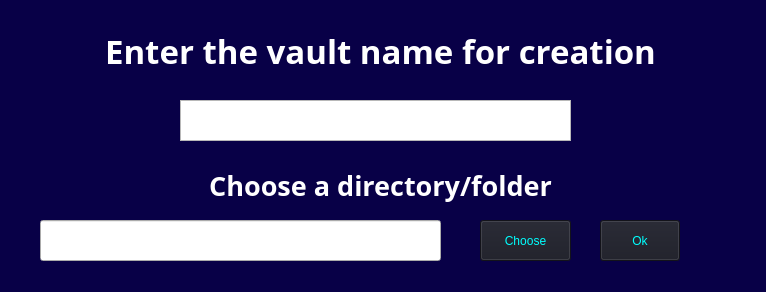
The window that gui/AddVault.ui (Coptan99/FM-5O-Task-Manager) describes before a commit, drawn with Qt 5.
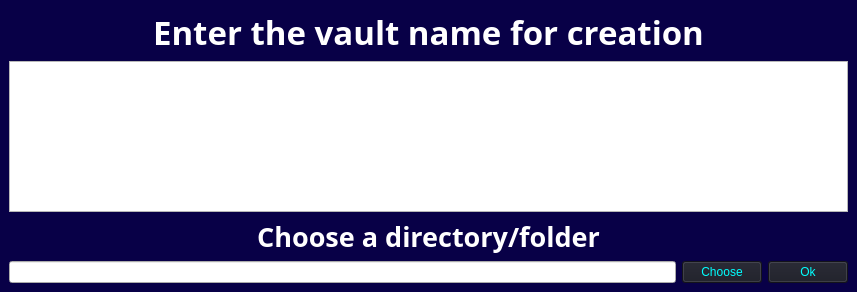
The same window after the commit.

The edit to the form file:
```diff
--- a/gui/AddVault.ui
+++ b/gui/AddVault.ui
@@ -6,7 +6,7 @@
    <rect>
     <x>0</x>
     <y>0</y>
-    <width>766</width>
+    <width>857</width>
     <height>292</height>
    </rect>
   </property>
@@ -33,20 +33,13 @@
 }</string>
   </property>
   <widget class="QWidget" name="centralwidget">
+   <layout class="QGridLayout" name="gridLayout">
+    <item row="0" column="0" colspan="3">
    <widget class="QLabel" name="label">
-    <property name="geometry">
-     <rect>
-      <x>20</x>
-      <y>20</y>
-      <width>721</width>
-      <height>61</height>
-     </rect>
-    </property>
     <property name="font">
      <font>
       <family>Ubuntu Mono</family>
       <pointsize>25</pointsize>
-      <weight>75</weight>
       <bold>true</bold>
      </font>
     </property>
@@ -57,79 +50,49 @@
      <set>Qt::AlignCenter</set>
     </property>
    </widget>
-   <widget class="QTextEdit" name="VaultNameInput">
-    <property name="geometry">
-     <rect>
-      <x>180</x>
-      <y>100</y>
-      <width>391</width>
-      <height>41</height>
-     </rect>
-    </property>
-   </widget>
-   <widget class="QLineEdit" name="DirectoryBox">
-    <property name="geometry">
-     <rect>
-      <x>40</x>
-      <y>220</y>
-      <width>401</width>
-      <height>41</height>
-     </rect>
-    </property>
+    </item>
+    <item row="1" column="0" colspan="3">
+     <widget class="QTextEdit" name="VaultNameInput"/>
+    </item>
+    <item row="2" column="0" colspan="3">
+     <widget class="QLabel" name="label_2">
+      <property name="font">
+       <font>
+        <family>Ubuntu Mono</family>
+        <pointsize>20</pointsize>
+        <bold>true</bold>
+       </font>
+      </property>
+      <property name="text">
+       <string>Choose a directory/folder</string>
+      </property>
+      <property name="alignment">
+       <set>Qt::AlignCenter</set>
+      </property>
+     </widget>
+    </item>
+    <item row="3" column="0">
+     <widget class="QLineEdit" name="filename">
     <property name="text">
      <string/>
     </property>
    </widget>
+    </item>
+    <item row="3" column="1">
    <widget class="QPushButton" name="ChooseButton">
-    <property name="geometry">
-     <rect>
-      <x>480</x>
-      <y>220</y>
-      <width>91</width>
-      <height>41</height>
-     </rect>
-    </property>
     <property name="text">
      <string>Choose</string>
     </property>
    </widget>
+    </item>
+    <item row="3" column="2">
    <widget class="QPushButton" name="OkButton">
-    <property name="geometry">
-     <rect>
-      <x>600</x>
-      <y>220</y>
-      <width>80</width>
-      <height>41</height>
-     </rect>
-    </property>
     <property name="text">
      <string>Ok</string>
     </property>
    </widget>
-   <widget class="QLabel" name="label_2">
-    <property name="geometry">
-     <rect>
-      <x>20</x>
-      <y>160</y>
-      <width>721</width>
-      <height>51</height>
-     </rect>
-    </property>
-    <property name="font">
-     <font>
-      <family>Ubuntu Mono</family>
-      <pointsize>20</pointsize>
-      <weight>75</weight>
-      <bold>true</bold>
-     </font>
-    </property>
-    <property name="text">
-     <string>Choose a directory/folder</string>
-    </property>
-    <property name="alignment">
-     <set>Qt::AlignCenter</set>
-    </property>
-   </widget>
+    </item>
+   </layout>
   </widget>
  </widget>
  <resources/>
```
Lines whose indentation alone changed are shown as unchanged.
